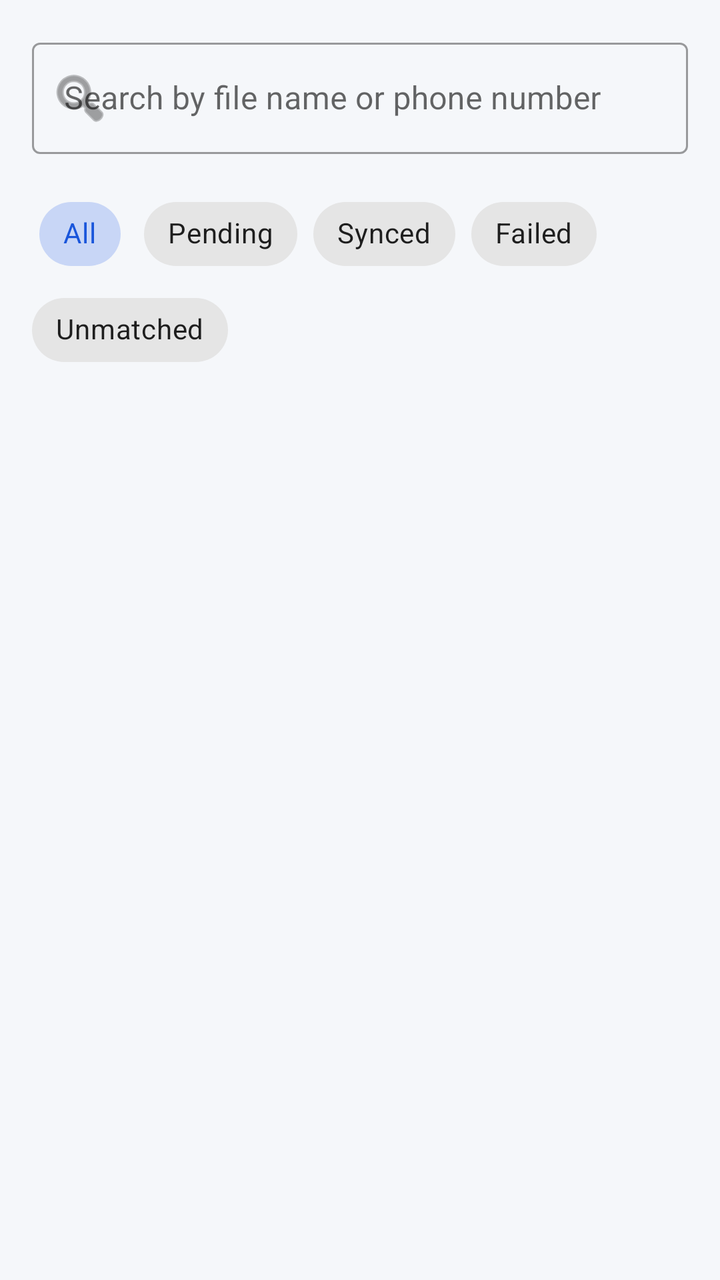
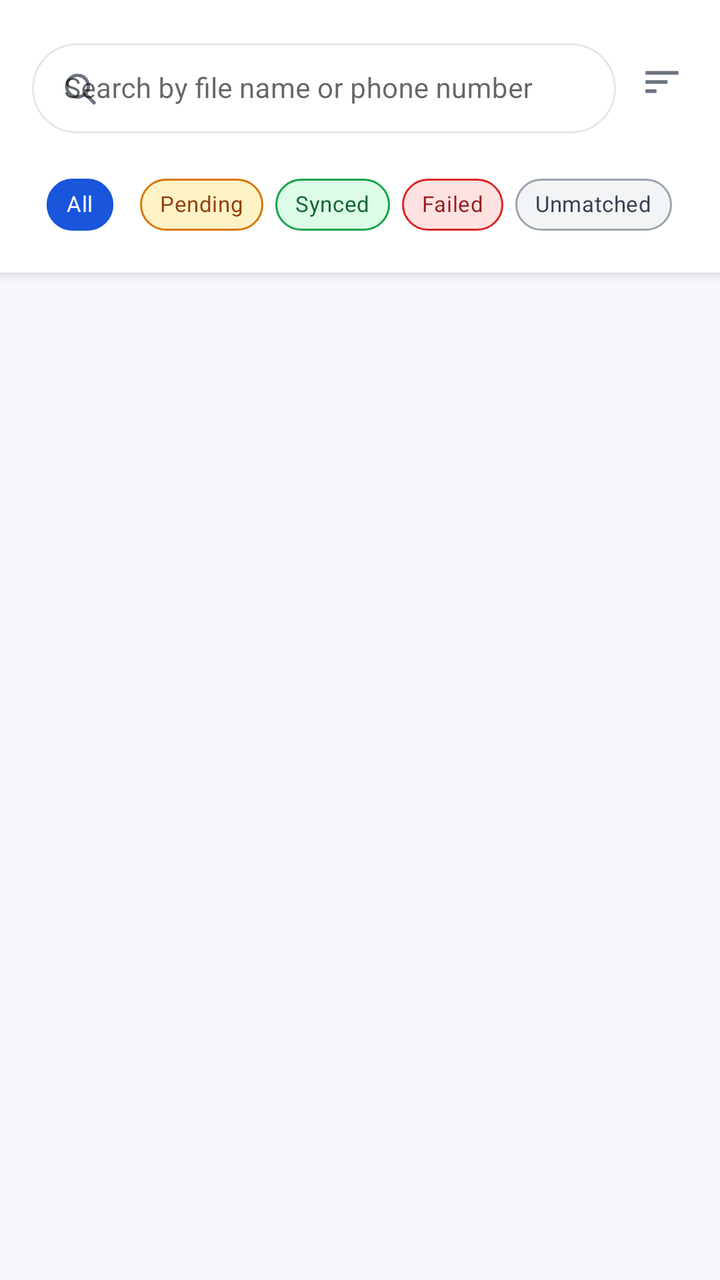

Screens rendered from an Android XML layout before and after an edit, with the pre-edit source and the edit as a unified diff.
<!-- AndroidManifest.xml: application theme Theme.InfraSpineCallSync -->
<!-- res/layout/fragment_recordings.xml -->
<?xml version="1.0" encoding="utf-8"?>
<LinearLayout xmlns:android="http://schemas.android.com/apk/res/android"
    xmlns:app="http://schemas.android.com/apk/res-auto"
    xmlns:tools="http://schemas.android.com/tools"
    android:layout_width="match_parent"
    android:layout_height="match_parent"
    android:background="@color/background"
    android:orientation="vertical">

    <com.google.android.material.textfield.TextInputLayout
        android:id="@+id/layoutSearch"
        style="@style/Widget.MaterialComponents.TextInputLayout.OutlinedBox"
        android:layout_width="match_parent"
        android:layout_height="wrap_content"
        android:layout_marginHorizontal="@dimen/spacing_md"
        android:layout_marginTop="@dimen/spacing_md"
        android:hint="@string/search_recordings_hint"
        app:startIconDrawable="@android:drawable/ic_menu_search"
        app:endIconMode="clear_text">

        <com.google.android.material.textfield.TextInputEditText
            android:id="@+id/editSearch"
            android:layout_width="match_parent"
            android:layout_height="wrap_content"
            android:inputType="text"
            android:singleLine="true"
            android:imeOptions="actionSearch" />
    </com.google.android.material.textfield.TextInputLayout>

    <com.google.android.material.chip.ChipGroup
        android:id="@+id/chipGroupFilter"
        android:layout_width="match_parent"
        android:layout_height="wrap_content"
        android:layout_margin="@dimen/spacing_md"
        app:singleSelection="true"
        app:chipSpacingHorizontal="8dp">

        <com.google.android.material.chip.Chip
            android:id="@+id/chipAll"
            style="@style/Widget.MaterialComponents.Chip.Choice"
            android:layout_width="wrap_content"
            android:layout_height="wrap_content"
            android:checked="true"
            android:text="@string/filter_all" />

        <com.google.android.material.chip.Chip
            android:id="@+id/chipPending"
            style="@style/Widget.MaterialComponents.Chip.Choice"
            android:layout_width="wrap_content"
            android:layout_height="wrap_content"
            android:text="@string/filter_pending" />

        <com.google.android.material.chip.Chip
            android:id="@+id/chipSynced"
            style="@style/Widget.MaterialComponents.Chip.Choice"
            android:layout_width="wrap_content"
            android:layout_height="wrap_content"
            android:text="@string/filter_synced" />

        <com.google.android.material.chip.Chip
            android:id="@+id/chipFailed"
            style="@style/Widget.MaterialComponents.Chip.Choice"
            android:layout_width="wrap_content"
            android:layout_height="wrap_content"
            android:text="@string/filter_failed" />

        <com.google.android.material.chip.Chip
            android:id="@+id/chipUnmatched"
            style="@style/Widget.MaterialComponents.Chip.Choice"
            android:layout_width="wrap_content"
            android:layout_height="wrap_content"
            android:text="@string/filter_unmatched" />

    </com.google.android.material.chip.ChipGroup>

    <FrameLayout
        android:layout_width="match_parent"
        android:layout_height="0dp"
        android:layout_weight="1">

        <androidx.recyclerview.widget.RecyclerView
            android:id="@+id/recyclerRecordings"
            android:layout_width="match_parent"
            android:layout_height="match_parent"
            android:clipToPadding="false"
            android:paddingBottom="@dimen/spacing_md"
            tools:listitem="@layout/item_recording" />

        <TextView
            android:id="@+id/textEmptyState"
            android:layout_width="wrap_content"
            android:layout_height="wrap_content"
            android:layout_gravity="center"
            android:layout_margin="@dimen/spacing_lg"
            android:gravity="center"
            android:text="@string/no_recordings_found"
            android:textColor="@color/text_secondary"
            android:textSize="14sp"
            android:visibility="gone" />

    </FrameLayout>

</LinearLayout>
<!-- res/layout/item_recording.xml (included above) -->
<?xml version="1.0" encoding="utf-8"?>
<com.google.android.material.card.MaterialCardView
    xmlns:android="http://schemas.android.com/apk/res/android"
    xmlns:app="http://schemas.android.com/apk/res-auto"
    android:layout_width="match_parent"
    android:layout_height="wrap_content"
    android:layout_marginHorizontal="@dimen/spacing_md"
    android:layout_marginVertical="@dimen/spacing_xs"
    android:clickable="true"
    android:focusable="true"
    app:cardBackgroundColor="@color/surface"
    app:cardCornerRadius="@dimen/card_radius"
    app:cardElevation="2dp"
    app:checkedIcon="@null"
    app:rippleColor="@color/primary_variant">

    <LinearLayout
        android:layout_width="match_parent"
        android:layout_height="wrap_content"
        android:orientation="vertical"
        android:padding="@dimen/spacing_md">

        <LinearLayout
            android:layout_width="match_parent"
            android:layout_height="wrap_content"
            android:orientation="horizontal"
            android:gravity="center_vertical">

            <TextView
                android:id="@+id/textFileName"
                android:layout_width="0dp"
                android:layout_height="wrap_content"
                android:layout_weight="1"
                android:ellipsize="middle"
                android:singleLine="true"
                android:text="recording.mp3"
                android:textColor="@color/text_primary"
                android:textSize="15sp"
                android:textStyle="bold" />

            <TextView
                android:id="@+id/textStatus"
                android:layout_width="wrap_content"
                android:layout_height="wrap_content"
                android:background="@drawable/bg_status_chip"
                android:paddingHorizontal="10dp"
                android:paddingVertical="3dp"
                android:text="Pending"
                android:textSize="12sp"
                android:textStyle="bold" />
        </LinearLayout>

        <TextView
            android:id="@+id/textPhoneNumber"
            android:layout_width="match_parent"
            android:layout_height="wrap_content"
            android:layout_marginTop="@dimen/spacing_xs"
            android:textColor="@color/text_primary"
            android:textSize="14sp"
            android:text="+91 98765 43210" />

        <TextView
            android:id="@+id/textCallMeta"
            android:layout_width="match_parent"
            android:layout_height="wrap_content"
            android:layout_marginTop="2dp"
            android:textColor="@color/text_secondary"
            android:textSize="13sp"
            android:text="Incoming • 8 Jun 2026, 10:32 AM • 2:15" />

        <TextView
            android:id="@+id/textErrorMessage"
            android:layout_width="match_parent"
            android:layout_height="wrap_content"
            android:layout_marginTop="2dp"
            android:textColor="@color/status_failed"
            android:textSize="12sp"
            android:visibility="gone"
            android:text="Upload failed: network error" />

    </LinearLayout>
</com.google.android.material.card.MaterialCardView>
<!-- resources referenced by this layout -->
<resources>
  <color name="background">#F5F7FA</color>
  <color name="primary_variant">#3B82F6</color>
  <color name="status_failed">#DC2626</color>
  <color name="surface">#FFFFFF</color>
  <color name="text_primary">#111827</color>
  <color name="text_secondary">#6B7280</color>
  <dimen name="card_radius">12dp</dimen>
  <dimen name="spacing_lg">24dp</dimen>
  <dimen name="spacing_md">16dp</dimen>
  <dimen name="spacing_xs">4dp</dimen>
  <string name="filter_all">All</string>
  <string name="filter_failed">Failed</string>
  <string name="filter_pending">Pending</string>
  <string name="filter_synced">Synced</string>
  <string name="filter_unmatched">Unmatched</string>
  <string name="no_recordings_found">No recordings found. Tap \"Scan Now\" to scan the selected folder.</string>
  <string name="search_recordings_hint">Search by file name or phone number</string>
  <color name="primary">#1A56DB</color>
  <color name="primary_dark">#1240A8</color>
  <color name="secondary">#0F766E</color>
  <color name="on_primary">#FFFFFF</color>
  <!-- unchanged entries left out for length: 2 -->
</resources>

<!-- the commit's change to res/layout/fragment_recordings.xml (unified diff, before → after) -->
@@ -7,72 +7,144 @@
     android:background="@color/background"
     android:orientation="vertical">
 
-    <com.google.android.material.textfield.TextInputLayout
-        android:id="@+id/layoutSearch"
-        style="@style/Widget.MaterialComponents.TextInputLayout.OutlinedBox"
+    
+    <androidx.cardview.widget.CardView
         android:layout_width="match_parent"
         android:layout_height="wrap_content"
-        android:layout_marginHorizontal="@dimen/spacing_md"
-        android:layout_marginTop="@dimen/spacing_md"
-        android:hint="@string/search_recordings_hint"
-        app:startIconDrawable="@android:drawable/ic_menu_search"
-        app:endIconMode="clear_text">
-
-        <com.google.android.material.textfield.TextInputEditText
-            android:id="@+id/editSearch"
-            android:layout_width="match_parent"
-            android:layout_height="wrap_content"
-            android:inputType="text"
-            android:singleLine="true"
-            android:imeOptions="actionSearch" />
-    </com.google.android.material.textfield.TextInputLayout>
-
-    <com.google.android.material.chip.ChipGroup
-        android:id="@+id/chipGroupFilter"
-        android:layout_width="match_parent"
-        android:layout_height="wrap_content"
-        android:layout_margin="@dimen/spacing_md"
-        app:singleSelection="true"
-        app:chipSpacingHorizontal="8dp">
-
-        <com.google.android.material.chip.Chip
-            android:id="@+id/chipAll"
-            style="@style/Widget.MaterialComponents.Chip.Choice"
-            android:layout_width="wrap_content"
-            android:layout_height="wrap_content"
-            android:checked="true"
-            android:text="@string/filter_all" />
-
-        <com.google.android.material.chip.Chip
-            android:id="@+id/chipPending"
-            style="@style/Widget.MaterialComponents.Chip.Choice"
-            android:layout_width="wrap_content"
-            android:layout_height="wrap_content"
-            android:text="@string/filter_pending" />
-
-        <com.google.android.material.chip.Chip
-            android:id="@+id/chipSynced"
-            style="@style/Widget.MaterialComponents.Chip.Choice"
-            android:layout_width="wrap_content"
-            android:layout_height="wrap_content"
-            android:text="@string/filter_synced" />
-
-        <com.google.android.material.chip.Chip
-            android:id="@+id/chipFailed"
-            style="@style/Widget.MaterialComponents.Chip.Choice"
-            android:layout_width="wrap_content"
-            android:layout_height="wrap_content"
-            android:text="@string/filter_failed" />
-
-        <com.google.android.material.chip.Chip
-            android:id="@+id/chipUnmatched"
-            style="@style/Widget.MaterialComponents.Chip.Choice"
-            android:layout_width="wrap_content"
-            android:layout_height="wrap_content"
-            android:text="@string/filter_unmatched" />
-
-    </com.google.android.material.chip.ChipGroup>
-
+        app:cardBackgroundColor="@color/surface"
+        app:cardCornerRadius="0dp"
+        app:cardElevation="3dp">
+
+        <LinearLayout
+            android:layout_width="match_parent"
+            android:layout_height="wrap_content"
+            android:orientation="vertical"
+            android:paddingTop="14dp"
+            android:paddingBottom="10dp">
+
+            
+            <LinearLayout
+                android:layout_width="match_parent"
+                android:layout_height="wrap_content"
+                android:layout_marginStart="16dp"
+                android:layout_marginEnd="8dp"
+                android:orientation="horizontal"
+                android:gravity="center_vertical">
+
+            <com.google.android.material.textfield.TextInputLayout
+                android:id="@+id/layoutSearch"
+                style="@style/Widget.MaterialComponents.TextInputLayout.OutlinedBox.Dense"
+                android:layout_width="0dp"
+                android:layout_height="wrap_content"
+                android:layout_weight="1"
+                android:hint="@string/search_recordings_hint"
+                app:boxCornerRadiusTopStart="24dp"
+                app:boxCornerRadiusTopEnd="24dp"
+                app:boxCornerRadiusBottomStart="24dp"
+                app:boxCornerRadiusBottomEnd="24dp"
+                app:boxBackgroundColor="@color/surface"
+                app:boxStrokeColor="@color/search_stroke"
+                app:boxStrokeWidth="1dp"
+                app:boxStrokeWidthFocused="1.5dp"
+                app:startIconDrawable="@drawable/ic_search"
+                app:startIconTint="@color/text_secondary"
+                app:endIconMode="clear_text"
+                app:endIconTint="@color/text_secondary"
+                app:hintTextColor="@color/text_secondary"
+                app:hintTextAppearance="@style/SearchHintText">
+
+                <com.google.android.material.textfield.TextInputEditText
+                    android:id="@+id/editSearch"
+                    android:layout_width="match_parent"
+                    android:layout_height="wrap_content"
+                    android:inputType="text"
+                    android:singleLine="true"
+                    android:imeOptions="actionSearch"
+                    android:textSize="14sp"
+                    android:textColor="@color/text_primary"
+                    android:background="@null" />
+            </com.google.android.material.textfield.TextInputLayout>
+
+            <com.google.android.material.button.MaterialButton
+                android:id="@+id/buttonSort"
+                style="@style/Widget.MaterialComponents.Button.TextButton"
+                android:layout_width="40dp"
+                android:layout_height="40dp"
+                android:layout_marginStart="4dp"
+                android:minWidth="0dp"
+                android:minHeight="0dp"
+                android:insetTop="0dp"
+                android:insetBottom="0dp"
+                android:padding="8dp"
+                android:contentDescription="Sort"
+                app:icon="@drawable/ic_sort"
+                app:iconPadding="0dp"
+                app:iconSize="22dp"
+                app:iconTint="@color/text_secondary" />
+
+            </LinearLayout>
+
+            
+            <HorizontalScrollView
+                android:layout_width="match_parent"
+                android:layout_height="wrap_content"
+                android:layout_marginTop="10dp"
+                android:layout_marginStart="16dp"
+                android:scrollbars="none"
+                android:overScrollMode="never"
+                android:requiresFadingEdge="horizontal"
+                android:fadingEdgeLength="32dp">
+
+                <com.google.android.material.chip.ChipGroup
+                    android:id="@+id/chipGroupFilter"
+                    android:layout_width="wrap_content"
+                    android:layout_height="wrap_content"
+                    app:singleSelection="true"
+                    app:chipSpacingHorizontal="6dp">
+
+                    <com.google.android.material.chip.Chip
+                        android:id="@+id/chipAll"
+                        style="@style/FilterChip.All"
+                        android:layout_width="wrap_content"
+                        android:layout_height="wrap_content"
+                        android:checked="true"
+                        android:text="@string/filter_all" />
+
+                    <com.google.android.material.chip.Chip
+                        android:id="@+id/chipPending"
+                        style="@style/FilterChip.Pending"
+                        android:layout_width="wrap_content"
+                        android:layout_height="wrap_content"
+                        android:text="@string/filter_pending" />
+
+                    <com.google.android.material.chip.Chip
+                        android:id="@+id/chipSynced"
+                        style="@style/FilterChip.Synced"
+                        android:layout_width="wrap_content"
+                        android:layout_height="wrap_content"
+                        android:text="@string/filter_synced" />
+
+                    <com.google.android.material.chip.Chip
+                        android:id="@+id/chipFailed"
+                        style="@style/FilterChip.Failed"
+                        android:layout_width="wrap_content"
+                        android:layout_height="wrap_content"
+                        android:text="@string/filter_failed" />
+
+                    <com.google.android.material.chip.Chip
+                        android:id="@+id/chipUnmatched"
+                        style="@style/FilterChip.Unmatched"
+                        android:layout_width="wrap_content"
+                        android:layout_height="wrap_content"
+                        android:text="@string/filter_unmatched" />
+
+                </com.google.android.material.chip.ChipGroup>
+            </HorizontalScrollView>
+
+        </LinearLayout>
+    </androidx.cardview.widget.CardView>
+
+    
     <FrameLayout
         android:layout_width="match_parent"
         android:layout_height="0dp"
@@ -83,6 +155,7 @@
             android:layout_width="match_parent"
             android:layout_height="match_parent"
             android:clipToPadding="false"
+            android:paddingTop="8dp"
             android:paddingBottom="@dimen/spacing_md"
             tools:listitem="@layout/item_recording" />
 
<!-- resource entries referenced after the edit -->
@@ -10,6 +10,28 @@
   <dimen name="spacing_lg">24dp</dimen>
   <dimen name="spacing_md">16dp</dimen>
   <dimen name="spacing_xs">4dp</dimen>
+  <!-- drawable ic_search (drawable) -->
+  <?xml version="1.0" encoding="utf-8"?>
+  <vector xmlns:android="http://schemas.android.com/apk/res/android"
+      android:width="20dp"
+      android:height="20dp"
+      android:viewportWidth="24"
+      android:viewportHeight="24">
+      <path
+          android:pathData="M10.5,3a7.5,7.5 0,1 0,4.55,13.46l4.74,4.75a1,1 0,0 0,1.42,-1.42l-4.75,-4.74A7.5,7.5 0,0 0,10.5,3zM5,10.5a5.5,5.5 0,1 1,11,0 5.5,5.5 0,0 1,-11,0z"
+          android:fillColor="#6B7280" />
+  </vector>
+  <!-- drawable ic_sort (drawable) -->
+  <?xml version="1.0" encoding="utf-8"?>
+  <vector xmlns:android="http://schemas.android.com/apk/res/android"
+      android:width="20dp"
+      android:height="20dp"
+      android:viewportWidth="24"
+      android:viewportHeight="24">
+      <path
+          android:pathData="M3,18h6v-2H3v2zM3,6v2h18V6H3zM3,13h12v-2H3v2z"
+          android:fillColor="#6B7280"/>
+  </vector>
   <string name="filter_all">All</string>
   <string name="filter_failed">Failed</string>
   <string name="filter_pending">Pending</string>
@@ -17,6 +39,44 @@
   <string name="filter_unmatched">Unmatched</string>
   <string name="no_recordings_found">No recordings found. Tap \"Scan Now\" to scan the selected folder.</string>
   <string name="search_recordings_hint">Search by file name or phone number</string>
+  <style name="FilterChip.All" parent="FilterChip.Base">
+          <item name="chipBackgroundColor">@color/chip_bg_all</item>
+          <item name="chipStrokeColor">@color/chip_stroke_all</item>
+          <item name="android:textColor">@color/chip_text_all</item>
+      </style>
+  <style name="FilterChip.Failed" parent="FilterChip.Base">
+          <item name="chipBackgroundColor">@color/chip_bg_failed</item>
+          <item name="chipStrokeColor">@color/chip_stroke_failed</item>
+          <item name="android:textColor">@color/chip_text_failed</item>
+      </style>
+  <style name="FilterChip.Pending" parent="FilterChip.Base">
+          <item name="chipBackgroundColor">@color/chip_bg_pending</item>
+          <item name="chipStrokeColor">@color/chip_stroke_pending</item>
+          <item name="android:textColor">@color/chip_text_pending</item>
+      </style>
+  <style name="FilterChip.Synced" parent="FilterChip.Base">
+          <item name="chipBackgroundColor">@color/chip_bg_synced</item>
+          <item name="chipStrokeColor">@color/chip_stroke_synced</item>
+          <item name="android:textColor">@color/chip_text_synced</item>
+      </style>
+  <style name="FilterChip.Unmatched" parent="FilterChip.Base">
+          <item name="chipBackgroundColor">@color/chip_bg_unmatched</item>
+          <item name="chipStrokeColor">@color/chip_stroke_unmatched</item>
+          <item name="android:textColor">@color/chip_text_unmatched</item>
+      </style>
+  <style name="SearchHintText" parent="TextAppearance.MaterialComponents.Caption">
+          <item name="android:textSize">14sp</item>
+          <item name="android:textColor">@color/text_secondary</item>
+      </style>
+  <style name="FilterChip.Base" parent="Widget.MaterialComponents.Chip.Choice">
+          <item name="android:textSize">11sp</item>
+          <item name="chipStrokeWidth">1dp</item>
+          <item name="chipMinHeight">26dp</item>
+          <item name="chipStartPadding">6dp</item>
+          <item name="chipEndPadding">6dp</item>
+          <item name="textStartPadding">4dp</item>
+          <item name="textEndPadding">4dp</item>
+      </style>
   <color name="primary">#1A56DB</color>
   <color name="primary_dark">#1240A8</color>
   <color name="secondary">#0F766E</color>
